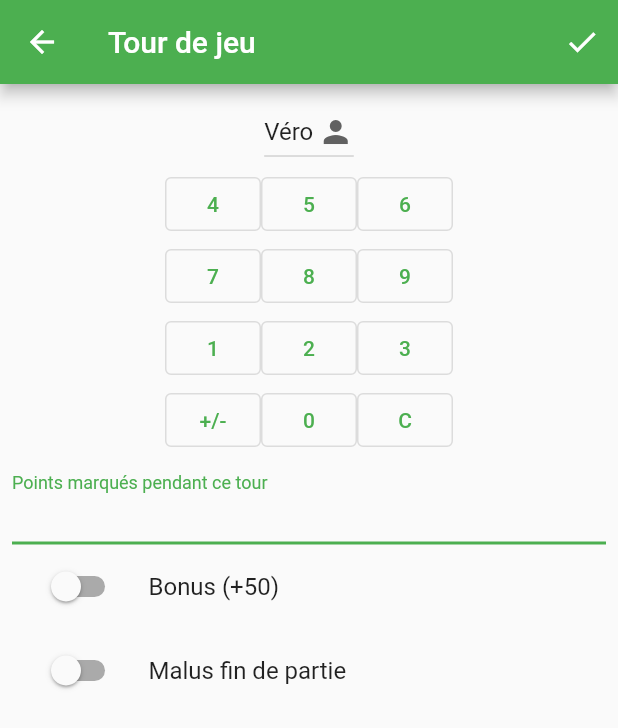
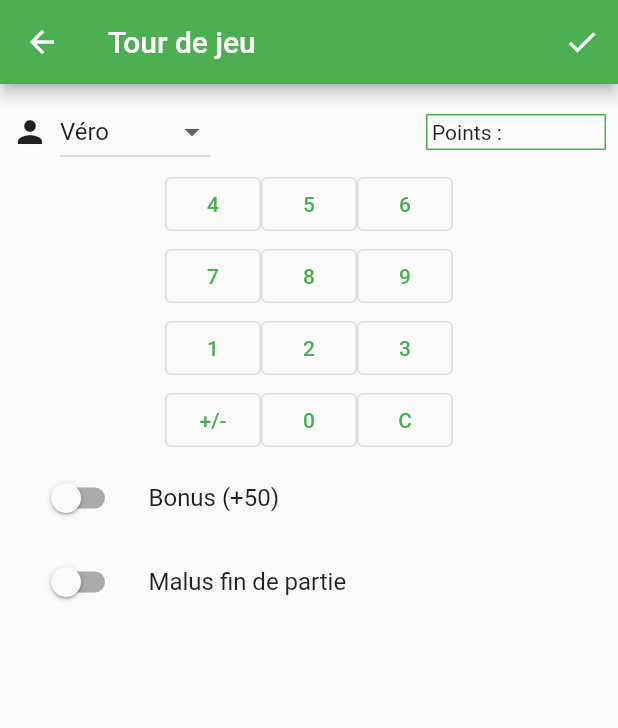
Before and after one commit to abasty/getx_scorer, a Flutter app: the TurnScreen screen opened by its route, on a phone screen of 412 x 824 dp. Shown: the top 728 px of the screen. Run offline on Flutter 3.47's test engine with Material 2 defaults, Android fonts, the phone set to English and light mode, and no system bars; our stand-ins replace get, get_storage; accounts and stored records are empty.

Commit message:
Cleaning TurnScreen

```diff
--- a/lib/view/game_screen.dart
+++ b/lib/view/game_screen.dart
@@ -86,7 +86,7 @@ class ScoreTable extends StatelessWidget {
                 child: OutlinedButton(
                   onPressed: () {
                     game.playerTurn.value = p;
-                    game.pointsTurnControler.text = '';
+                    game.pointsTurn.value = '';
                     game.bonus.value = false;
                     game.malus.value = false;
                     Get.toNamed('/turn');
--- a/lib/view/turn_screen.dart
+++ b/lib/view/turn_screen.dart
@@ -16,7 +16,7 @@ class TurnScreen extends GameView {
             IconButton(
               icon: const Icon(Icons.check),
               onPressed: () {
-              var points = int.tryParse(game.pointsTurnControler.text);
+                var points = int.tryParse(game.pointsTurn.value);
                 if (points != null) {
                   if (game.malus.value) points = -points;
                   if (game.bonus.value) points += 50;
@@ -29,15 +29,20 @@ class TurnScreen extends GameView {
         ),
         body: Padding(
           padding: const EdgeInsets.all(8.0),
-        child: Column(
+          child: Column(children: [
+            Row(
+              mainAxisAlignment: MainAxisAlignment.end,
               children: [
-            GetX<GameController>(
-              builder: (game) {
-                return DropdownButton<String>(
-                  icon: const Icon(Icons.person),
+                const Icon(Icons.person),
+                const SizedBox(width: 8),
+                SizedBox(
+                  width: 100,
+                  child: GetX<GameController>(
+                    builder: (game) => DropdownButton<String>(
+                      isExpanded: true,
                       value: game.players[game.playerTurn.value],
-                  onChanged: (String? newValue) =>
-                      game.playerTurn.value = game.players.indexOf(newValue!),
+                      onChanged: (String? newValue) => game.playerTurn.value =
+                          game.players.indexOf(newValue!),
                       items: game.players
                           .map<DropdownMenuItem<String>>(
                             (value) => DropdownMenuItem<String>(
@@ -46,41 +51,38 @@ class TurnScreen extends GameView {
                             ),
                           )
                           .toList(),
-                );
-              },
+                    ),
+                  ),
+                ),
+                const Spacer(),
+                GetX<GameController>(builder: (game) {
+                  return SizedBox(
+                      width: 120,
+                      child: Container(
+                          padding: const EdgeInsets.all(3.0),
+                          decoration: BoxDecoration(
+                              border: Border.all(color: Colors.green)),
+                          child: Text('Points : ${game.pointsTurn.value}')));
+                }),
+              ],
             ),
             const DigitKeyboard(),
-            TextField(
-              controller: game.pointsTurnControler,
-              decoration: const InputDecoration(
-                labelText: 'Points marqués pendant ce tour',
-              ),
-              autofocus: true,
-              showCursor: false,
-              readOnly: true,
-            ),
-            GetX<GameController>(builder: (game) {
-              return ListTile(
+            GetX<GameController>(
+                builder: (game) => ListTile(
                     title: const Text('Bonus (+50)'),
                     leading: Switch(
                       value: game.bonus.value,
                       onChanged: (value) => game.bonus.value = value,
-                ),
-              );
-            }),
-            GetX<GameController>(builder: (game) {
-              return ListTile(
+                    ))),
+            GetX<GameController>(
+                builder: (game) => ListTile(
                     title: const Text('Malus fin de partie'),
                     leading: Switch(
                       value: game.malus.value,
                       onChanged: (value) => game.malus.value = value,
-                ),
-              );
-            }),
-          ],
-        ),
-      ),
-    );
+                    ))),
+          ]),
+        ));
   }
 }
 
@@ -135,7 +137,7 @@ class DigitKeyboard extends GameView {
               child: const Text('0'),
             ),
             OutlinedButton(
-              onPressed: () => game.pointsTurnControler.text = '',
+              onPressed: () => game.pointsTurn.value = '',
               child: const Text('C'),
             ),
           ],
@@ -145,7 +147,6 @@ class DigitKeyboard extends GameView {
   }
 
   void digit(int n) {
-    game.pointsTurnControler.text =
-        game.pointsTurnControler.text + n.toString();
+    game.pointsTurn.value = game.pointsTurn.value + n.toString();
   }
 }
--- a/lib/view_model/game.dart
+++ b/lib/view_model/game.dart
@@ -36,8 +36,8 @@ class GameController extends GetxController {
   /// [TurnScreen] state: Selected player.
   var playerTurn = 0.obs;
 
-  /// [TurnScreen] state: Points.
-  final TextEditingController pointsTurnControler = TextEditingController();
+  /// [TurnScreen] state: Points.obs
+  var pointsTurn = ''.obs;
 
   /// [TurnScreen] state: Bonus.
   var bonus = false.obs;
```
Lines whose indentation alone changed are shown as unchanged.
